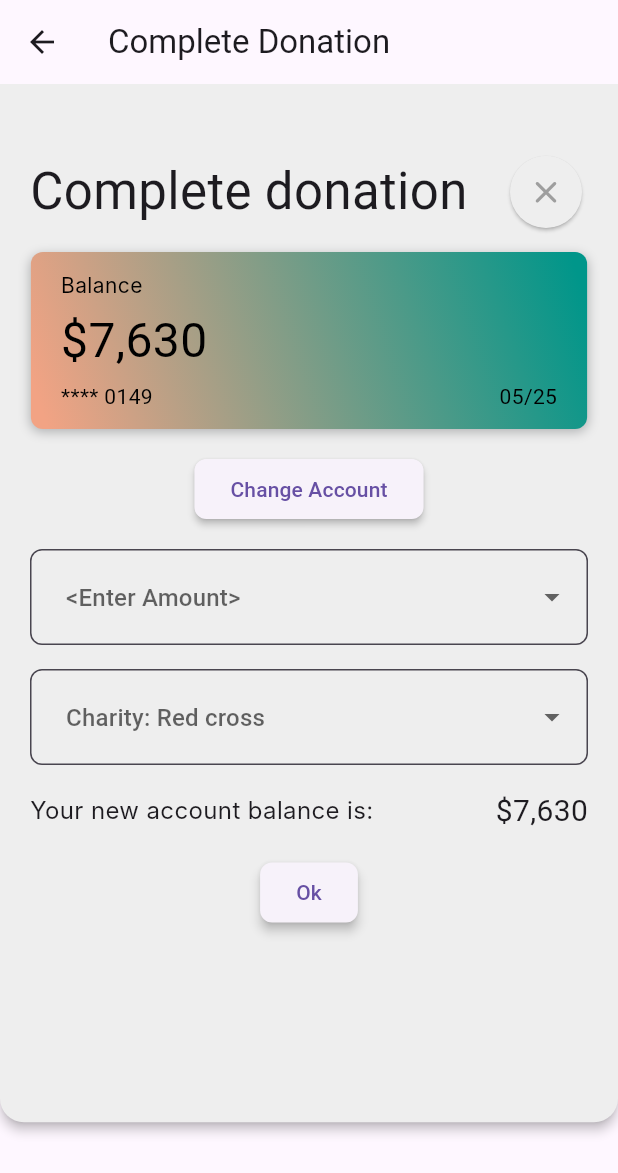
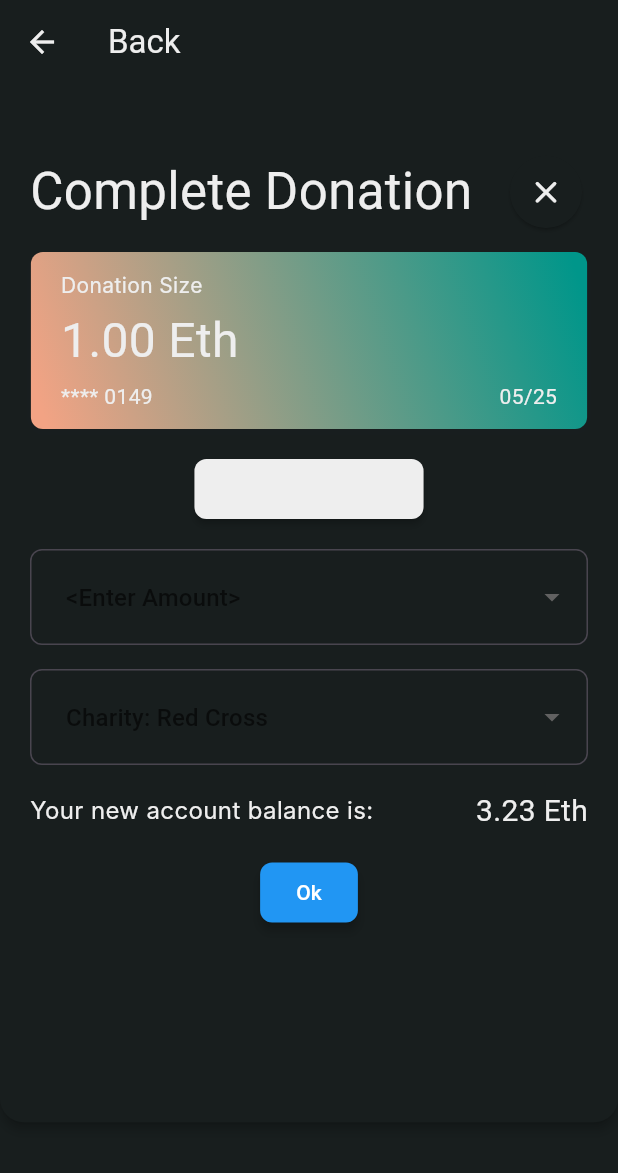
Before and after one commit to shanebarakat/holofund, a Flutter app: the CompleteDonationPage screen opened by its route, on a phone screen of 412 x 824 dp. Shown: the top 1173 px of the screen. Run offline on Flutter 3.47's test engine with Material 3 defaults, Android fonts, the phone set to English and light mode, and no system bars; Roboto replaces fonts that are missing (Inter, Roboto Mono, Sora).

Commit message:
Update complete_donation_page.dart

```diff
--- a/test_1/lib/complete_donation_page.dart
+++ b/test_1/lib/complete_donation_page.dart
@@ -6,8 +6,14 @@ class CompleteDonationPage extends StatelessWidget {
   @override
   Widget build(BuildContext context) {
     return Scaffold(
+      backgroundColor: Color(0xFF181E1E),
       appBar: AppBar(
-        title: Text('Complete Donation'),
+        title: Text(
+          'Back',
+          style: TextStyle(color: Color.fromARGB(255, 238, 238, 238)),
+        ),
+        backgroundColor: Color(0xFF181E1E),
+        iconTheme: IconThemeData(color: Color.fromARGB(255, 238, 238, 238)), // Set the icon color here
       ),
       body: Column(
         mainAxisSize: MainAxisSize.max,
@@ -30,7 +36,7 @@ class CompleteDonationPage extends StatelessWidget {
                 maxHeight: MediaQuery.of(context).size.height * 0.84,
               ),
               decoration: BoxDecoration(
-                color: Colors.grey[200], // Use your FlutterFlowTheme color here
+                color: Color(0xFF181E1E), // Set the background color to match the image color
                 borderRadius: BorderRadius.only(
                   bottomLeft: Radius.circular(16),
                   bottomRight: Radius.circular(16),
@@ -48,24 +54,23 @@ class CompleteDonationPage extends StatelessWidget {
                       mainAxisAlignment: MainAxisAlignment.spaceBetween,
                       children: [
                         Text(
-                          'Complete donation',
+                          'Complete Donation',
                           style: TextStyle(
                             fontFamily: 'Sora',
                             fontSize: 34,
+                            color: Color.fromARGB(255, 238, 238, 238),
                           ),
                         ),
                         Card(
                           clipBehavior: Clip.antiAliasWithSaveLayer,
-                          color: Colors.grey[
-                              200], // Use your FlutterFlowTheme color here
+                          color: Color(0xFF181E1E), // Set the card color to match the image color
                           shape: RoundedRectangleBorder(
                             borderRadius: BorderRadius.circular(30),
                           ),
                           child: IconButton(
                             icon: Icon(
                               Icons.close_rounded,
-                              color: Colors
-                                  .grey, // Use your FlutterFlowTheme color here
+                              color: Color.fromARGB(255, 238, 238, 238), // Set the icon color to white
                               size: 25,
                             ),
                             onPressed: () {
@@ -99,34 +104,30 @@ class CompleteDonationPage extends StatelessWidget {
                           mainAxisSize: MainAxisSize.max,
                           children: [
                             Padding(
-                              padding:
-                                  EdgeInsetsDirectional.fromSTEB(20, 12, 20, 0),
+                              padding: EdgeInsetsDirectional.fromSTEB(20, 12, 20, 0),
                               child: Row(
                                 mainAxisSize: MainAxisSize.max,
                                 children: [
                                   Text(
-                                    'Balance',
+                                    'Donation Size',
                                     style: TextStyle(
                                       fontFamily: 'Inter',
-                                      color: Colors
-                                          .black, // Use your FlutterFlowTheme color here
+                                      color: Color.fromARGB(255, 238, 238, 238), // Set text color to white
                                     ),
                                   ),
                                 ],
                               ),
                             ),
                             Padding(
-                              padding:
-                                  EdgeInsetsDirectional.fromSTEB(20, 4, 20, 0),
+                              padding: EdgeInsetsDirectional.fromSTEB(20, 4, 20, 0),
                               child: Row(
                                 mainAxisSize: MainAxisSize.max,
                                 children: [
                                   Text(
-                                    '\$7,630',
+                                    '1.00 Eth',
                                     style: TextStyle(
                                       fontFamily: 'Sora',
-                                      color: Colors
-                                          .black, // Use your FlutterFlowTheme color here
+                                      color: Color.fromARGB(255, 238, 238, 238), // Set text color to white
                                       fontSize: 32,
                                     ),
                                   ),
@@ -134,27 +135,23 @@ class CompleteDonationPage extends StatelessWidget {
                               ),
                             ),
                             Padding(
-                              padding:
-                                  EdgeInsetsDirectional.fromSTEB(20, 4, 20, 12),
+                              padding: EdgeInsetsDirectional.fromSTEB(20, 4, 20, 12),
                               child: Row(
                                 mainAxisSize: MainAxisSize.max,
-                                mainAxisAlignment:
-                                    MainAxisAlignment.spaceBetween,
+                                mainAxisAlignment: MainAxisAlignment.spaceBetween,
                                 children: [
                                   Text(
                                     '**** 0149',
                                     style: TextStyle(
                                       fontFamily: 'Roboto Mono',
-                                      color: Colors
-                                          .black, // Use your FlutterFlowTheme color here
+                                      color: Color.fromARGB(255, 238, 238, 238), // Set text color to white
                                     ),
                                   ),
                                   Text(
                                     '05/25',
                                     style: TextStyle(
                                       fontFamily: 'Roboto Mono',
-                                      color: Colors
-                                          .black, // Use your FlutterFlowTheme color here
+                                      color: Color.fromARGB(255, 238, 238, 238), // Set text color to white
                                     ),
                                   ),
                                 ],
@@ -170,8 +167,8 @@ class CompleteDonationPage extends StatelessWidget {
                       },
                       child: Text('Change Account'),
                       style: ElevatedButton.styleFrom(
-                        iconColor: Colors
-                            .grey[200], // Use your FlutterFlowTheme color here // Use your FlutterFlowTheme color here
+                        primary: Colors.grey[200], // Set button color to match FlutterFlowTheme
+                        onPrimary: Color.fromARGB(255, 238, 238, 238), // Set text color to white
                         shape: RoundedRectangleBorder(
                           borderRadius: BorderRadius.circular(8),
                         ),
@@ -184,29 +181,29 @@ class CompleteDonationPage extends StatelessWidget {
                         items: [
                           DropdownMenuItem(
                               value: 'internal',
-                              child: Text('Internal Transfer')),
+                              child: Text('Internal Transfer', style: TextStyle(color: Colors.white))),
                           DropdownMenuItem(
                               value: 'external',
-                              child: Text('External Transfer')),
+                              child: Text('External Transfer', style: TextStyle(color: Colors.white))),
                           DropdownMenuItem(
-                              value: 'ach', child: Text('ACH Payment')),
+                              value: 'ach', child: Text('ACH Payment', style: TextStyle(color: Colors.white))),
                         ],
                         onChanged: (val) {},
                         decoration: InputDecoration(
                           hintText: '<Enter Amount>',
+                          hintStyle: TextStyle(color: Colors.white), // Set hint text color to white
                           filled: true,
-                          fillColor: Colors.grey[
-                              200], // Use your FlutterFlowTheme color here
+                          fillColor: Color(0xFF181E1E), // Set background color to match the image
                           border: OutlineInputBorder(
                             borderRadius: BorderRadius.circular(8),
                             borderSide: BorderSide(
-                              color: Colors
-                                  .grey, // Use your FlutterFlowTheme color here
+                              color: Colors.white, // Set border color to white
                               width: 2,
                             ),
                           ),
                           contentPadding: EdgeInsets.all(20),
                         ),
+                        dropdownColor: Color(0xFF181E1E), // Set dropdown menu background color to match the image
                       ),
                     ),
                     Padding(
@@ -215,29 +212,29 @@ class CompleteDonationPage extends StatelessWidget {
                         items: [
                           DropdownMenuItem(
                               value: 'internal',
-                              child: Text('Internal Transfer')),
+                              child: Text('Internal Transfer', style: TextStyle(color: Colors.white))),
                           DropdownMenuItem(
                               value: 'external',
-                              child: Text('External Transfer')),
+                              child: Text('External Transfer', style: TextStyle(color: Colors.white))),
                           DropdownMenuItem(
-                              value: 'ach', child: Text('ACH Payment')),
+                              value: 'ach', child: Text('ACH Payment', style: TextStyle(color: Colors.white))),
                         ],
                         onChanged: (val) {},
                         decoration: InputDecoration(
-                          hintText: 'Charity: Red cross',
+                          hintText: 'Charity: Red Cross',
+                          hintStyle: TextStyle(color: Colors.white), // Set hint text color to white
                           filled: true,
-                          fillColor: Colors.grey[
-                              200], // Use your FlutterFlowTheme color here
+                          fillColor: Color(0xFF181E1E), // Set background color to match the image
                           border: OutlineInputBorder(
                             borderRadius: BorderRadius.circular(8),
                             borderSide: BorderSide(
-                              color: Colors
-                                  .grey, // Use your FlutterFlowTheme color here
+                              color: Colors.white, // Set border color to white
                               width: 2,
                             ),
                           ),
                           contentPadding: EdgeInsets.all(20),
                         ),
+                        dropdownColor: Color(0xFF181E1E), // Set dropdown menu background color to match the image
                       ),
                     ),
                     Padding(
@@ -251,13 +248,15 @@ class CompleteDonationPage extends StatelessWidget {
                             style: TextStyle(
                               fontFamily: 'Inter',
                               fontSize: 16,
+                              color: Color.fromARGB(255, 238, 238, 238)
                             ),
                           ),
                           Text(
-                            '\$7,630',
+                            '3.23 Eth',
                             style: TextStyle(
                               fontFamily: 'Sora',
                               fontSize: 20,
+                              color: Color.fromARGB(255, 238, 238, 238),
                             ),
                           ),
                         ],
@@ -269,8 +268,8 @@ class CompleteDonationPage extends StatelessWidget {
                       },
                       child: Text('Ok'),
                       style: ElevatedButton.styleFrom(
-                        iconColor:
-                            Colors.blue, // Use your FlutterFlowTheme color here
+                        primary: Colors.blue, // Use your FlutterFlowTheme color here
+                        onPrimary: Colors.white, // Set text color to white
                         shape: RoundedRectangleBorder(
                           borderRadius: BorderRadius.circular(8),
                         ),
```
